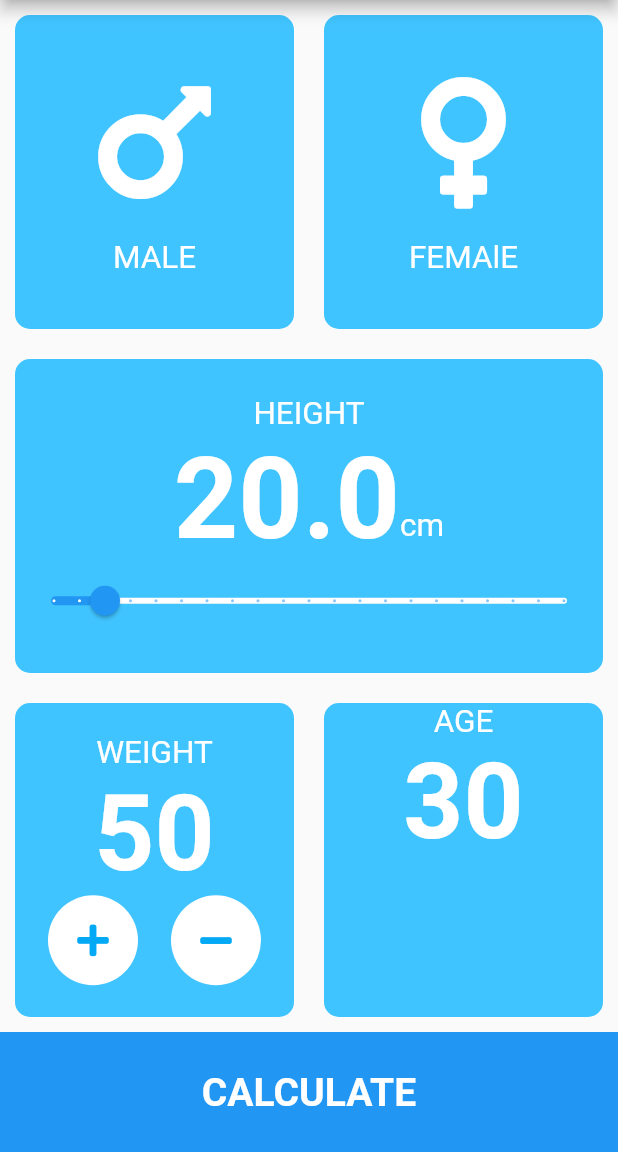
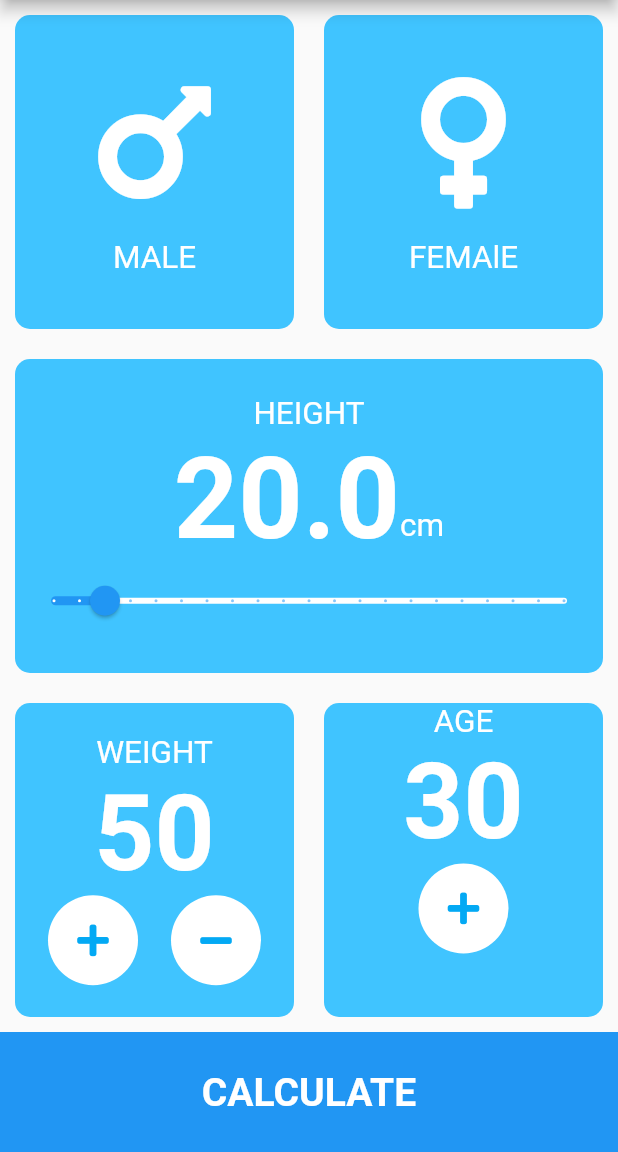
Before and after one commit to asamoah-fred/BMI-Calculator, a Flutter app: the screen it shows after launch, on a phone screen of 412 x 824 dp, the part 84-1236 px from its top. Run offline on Flutter 3.47's test engine with Material 2 defaults, Android fonts, the phone set to English and light mode, and no system bars; our stand-ins replace font_awesome_flutter.

Commit message:
added circleAvatar and Plus Icon

```diff
--- a/lib/input_page.dart
+++ b/lib/input_page.dart
@@ -237,7 +237,7 @@ class _InputPageState extends State<InputPage> {
                 Expanded(
                   child: Container(
                     child: Column(
-                      children:  [
+                      children: [
                         Text(
                           "AGE",
                           style: TextStyle(
@@ -252,6 +252,27 @@ class _InputPageState extends State<InputPage> {
                             color: Colors.white,
                             fontWeight: FontWeight.bold,
                           ),
+                        ),
+                        Row(
+                          mainAxisAlignment: MainAxisAlignment.spaceEvenly,
+                          children: const [
+                            CircleAvatar(
+                              backgroundColor: Colors.white,
+                              radius: 30,
+                              child: Icon(
+                                FontAwesomeIcons.plus,
+                                color: Colors.lightBlue,
+                              ),
+                            ),
+                            // CircleAvatar(
+                            //   backgroundColor: Colors.white,
+                            //   radius: 30,
+                            //   child: Icon(
+                            //     FontAwesomeIcons.minus,
+                            //     color: Colors.lightBlue,
+                            //   ),
+                            // ),
+                          ],
                         ),
                       ],
                     ),
```
